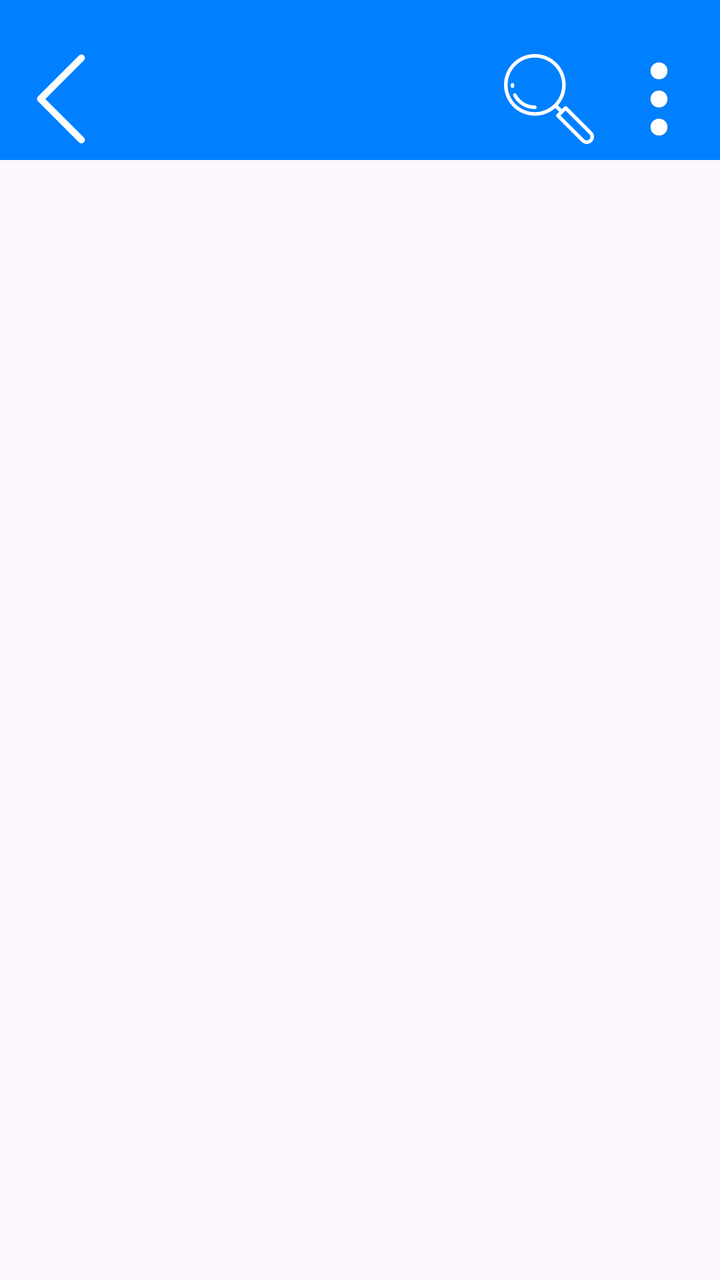
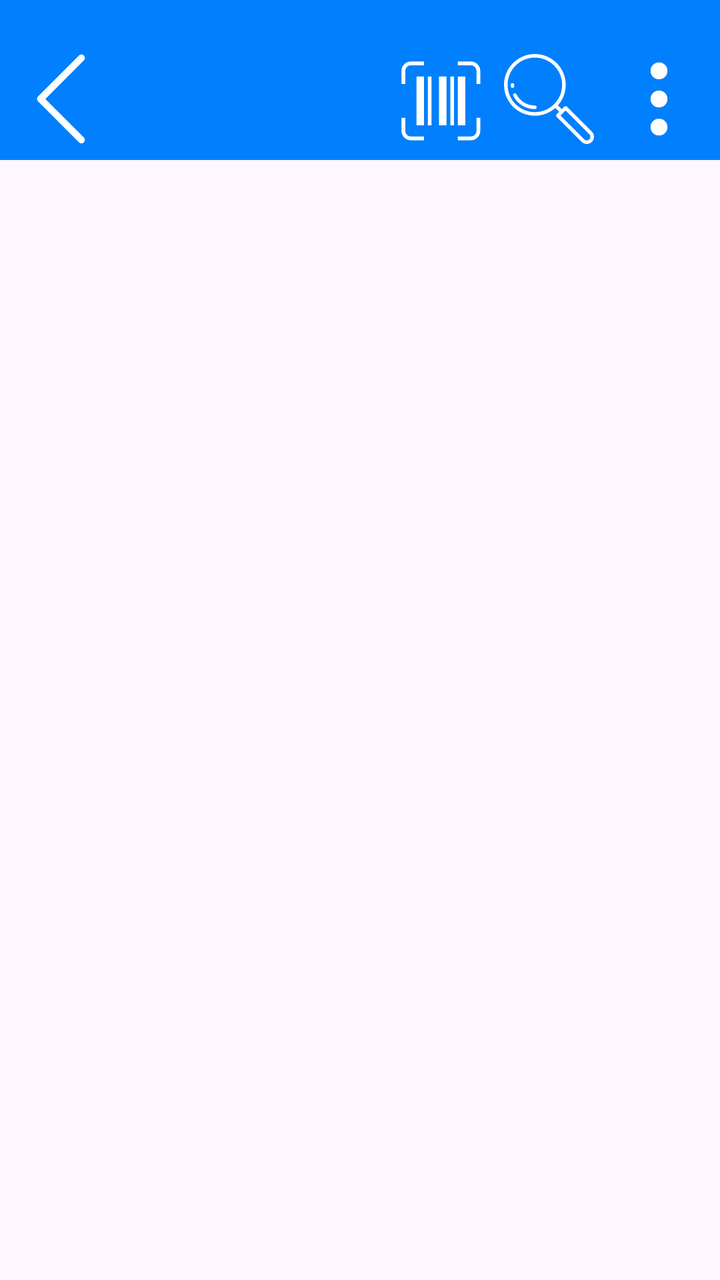

The first picture is an Android layout as it rendered before a commit; the second is the same layout after the commit. The layout source and the unified diff follow.
<!-- AndroidManifest.xml: application theme Theme.wmsRemote -->
<!-- res/layout/activity_main.xml -->
<?xml version="1.0" encoding="utf-8"?>
<androidx.constraintlayout.widget.ConstraintLayout xmlns:android="http://schemas.android.com/apk/res/android"
    xmlns:app="http://schemas.android.com/apk/res-auto"
    xmlns:tools="http://schemas.android.com/tools"
    android:id="@+id/main"
    android:layout_width="match_parent"
    android:layout_height="match_parent"
    tools:context=".MainActivity"
    android:orientation="vertical">

    <androidx.constraintlayout.widget.ConstraintLayout
        android:layout_width="match_parent"
        android:layout_height="80dp"
        android:padding="0dp"
        android:background="@color/regularBlue"
        android:orientation="horizontal"
        app:layout_constraintEnd_toEndOf="parent"
        app:layout_constraintTop_toTopOf="parent">

        <ImageButton
            android:id="@+id/btnThreeDots"
            android:layout_width="wrap_content"
            android:layout_height="wrap_content"
            android:background="@drawable/selector_background"
            android:src="@drawable/threedostreal"
            android:padding="5dp"
            android:layout_marginBottom="3dp"
            android:layout_marginEnd="3dp"
            app:layout_constraintBottom_toBottomOf="parent"
            app:layout_constraintEnd_toEndOf="parent" />

        <ImageButton
            android:id="@+id/btnSearch"
            android:layout_width="wrap_content"
            android:layout_height="wrap_content"
            android:background="@drawable/selector_background"
            android:src="@drawable/loupe_search_svgrepo_com"
            android:padding="5dp"
            android:layout_marginBottom="3dp"
            app:layout_constraintBottom_toBottomOf="parent"
            app:layout_constraintEnd_toStartOf="@+id/btnThreeDots" />

        <ImageButton
            android:id="@+id/btnBack"
            android:layout_width="wrap_content"
            android:layout_height="wrap_content"
            app:layout_constraintBottom_toBottomOf="parent"
            app:layout_constraintStart_toStartOf="parent"
            android:background="@drawable/selector_background"
            android:src="@drawable/arrow_left"
            android:padding="5dp"
            android:layout_marginStart="3dp"
            android:layout_marginBottom="3dp"
            android:visibility="visible">

        </ImageButton>


    </androidx.constraintlayout.widget.ConstraintLayout>

    <androidx.fragment.app.FragmentContainerView
        android:id="@+id/fragmentContainer"
        android:layout_width="match_parent"
        android:layout_height="match_parent"
        android:paddingTop="85dp"
        tools:layout_editor_absoluteX="0dp"
        tools:layout_editor_absoluteY="0dp" />


</androidx.constraintlayout.widget.ConstraintLayout>
<!-- resources referenced by this layout -->
<resources>
  <color name="regularBlue">#0080fe</color>
  <!-- drawable arrow_left (drawable) -->
  <vector xmlns:android="http://schemas.android.com/apk/res/android" android:height="45dp" android:viewportHeight="256" android:viewportWidth="256" android:width="45dp">
        
      <path android:fillColor="#FFFFFF" android:fillType="nonZero" android:pathData="M186.16,254.31c2.52,0 5.04,-0.96 6.95,-2.88c3.84,-3.84 3.84,-10.07 0,-13.91L83.46,127.86L193.12,18.2c3.84,-3.84 3.84,-10.07 0,-13.91c-3.84,-3.84 -10.07,-3.84 -13.91,0l-116.61,116.61c-3.84,3.84 -3.84,10.07 0,13.91l116.61,116.61C181.13,253.35 183.65,254.31 186.16,254.31z" android:strokeColor="#00000000" android:strokeLineCap="butt" android:strokeLineJoin="miter" android:strokeWidth="2.81"/>
      
  </vector>
  <!-- drawable loupe_search_svgrepo_com (drawable) -->
  <vector xmlns:android="http://schemas.android.com/apk/res/android" android:height="45dp" android:viewportHeight="512" android:viewportWidth="512" android:width="45dp">
        
      <path android:fillColor="#FFFFFF" android:pathData="M499.99,441.99L357.59,299.59c-3.98,-3.98 -10.44,-3.98 -14.43,0l-14.58,14.58l-21.92,-21.92c27.65,-31.04 44.49,-71.92 44.49,-116.66c0,-96.81 -78.76,-175.57 -175.57,-175.57S0,78.77 0,175.59s78.76,175.57 175.57,175.57c44.74,0 85.62,-16.83 116.66,-44.49l21.92,21.92l-14.58,14.58c-3.98,3.98 -3.98,10.44 0,14.43l142.4,142.4c0,0 0,0 0,0c8,7.99 18.5,11.99 29,11.99c10.5,0 21.01,-4 29,-11.99c7.75,-7.75 12.01,-18.05 12.01,-29C512,460.04 507.73,449.74 499.99,441.99zM175.57,330.76c-85.57,0 -155.18,-69.61 -155.18,-155.18c0,-85.57 69.61,-155.18 155.18,-155.18S330.75,90.02 330.75,175.59S261.14,330.76 175.57,330.76zM485.56,485.57c-8.04,8.04 -21.11,8.04 -29.16,0h0L321.22,350.39l29.16,-29.16l135.19,135.19c3.89,3.89 6.04,9.07 6.04,14.58C491.6,476.5 489.46,481.68 485.56,485.57z"/>
        
      <path android:fillColor="#FFFFFF" android:pathData="M58.31,182.02c-0.12,-2.13 -0.17,-4.3 -0.17,-6.44c0,-5.63 -4.57,-10.2 -10.2,-10.2c-5.63,0 -10.2,4.57 -10.2,10.2c0,2.51 0.07,5.05 0.2,7.54c0.29,5.44 4.8,9.65 10.18,9.65c0.19,0 0.37,-0 0.56,-0.01C54.3,192.46 58.61,187.65 58.31,182.02z"/>
        
      <path android:fillColor="#FFFFFF" android:pathData="M175.57,293.02c-44.36,0 -84.46,-24.56 -104.65,-64.09c-2.56,-5.02 -8.7,-7.01 -13.72,-4.44c-5.02,2.56 -7.01,8.71 -4.44,13.72c23.7,46.39 70.76,75.21 122.82,75.21c5.63,0 10.2,-4.57 10.2,-10.2S181.21,293.02 175.57,293.02z"/>
      
  </vector>
  <!-- drawable selector_background (drawable) -->
  <?xml version="1.0" encoding="utf-8"?>
  <selector xmlns:android="http://schemas.android.com/apk/res/android">
  
      <item android:state_pressed="true">
          <shape android:shape="rectangle">
              <solid android:color="#2b579a" /> 
              <corners android:radius="12dp"/>
          </shape>
      </item>
  
          
      <item>
          <shape android:shape="rectangle">
              <solid android:color="@color/regularBlue" /> 
              <corners android:radius="12dp"/>
          </shape>
      </item>
  </selector>
  <!-- drawable threedostreal: vector/xml drawable (drawable, 12170 chars, omitted) -->
  <style name="Theme.wmsRemote" parent="Base.Theme.wmsRemote" />
  <style name="Base.Theme.wmsRemote" parent="Theme.Material3.DayNight.NoActionBar">
          
          
      </style>
</resources>

<!-- the commit's change to res/layout/activity_main.xml (unified diff, before → after) -->
@@ -41,6 +41,17 @@
             app:layout_constraintEnd_toStartOf="@+id/btnThreeDots" />
 
         <ImageButton
+            android:id="@+id/btnBarcode"
+            android:layout_width="wrap_content"
+            android:layout_height="wrap_content"
+            android:background="@drawable/selector_background"
+            android:src="@drawable/barcode"
+            android:padding="5dp"
+            android:layout_marginBottom="3dp"
+            app:layout_constraintRight_toLeftOf="@+id/btnSearch"
+            app:layout_constraintBottom_toBottomOf="parent" />
+
+        <ImageButton
             android:id="@+id/btnBack"
             android:layout_width="wrap_content"
             android:layout_height="wrap_content"
<!-- resource entries referenced after the edit -->
@@ -5,6 +5,12 @@
   <vector xmlns:android="http://schemas.android.com/apk/res/android" android:height="45dp" android:viewportHeight="256" android:viewportWidth="256" android:width="45dp">
         
       <path android:fillColor="#FFFFFF" android:fillType="nonZero" android:pathData="M186.16,254.31c2.52,0 5.04,-0.96 6.95,-2.88c3.84,-3.84 3.84,-10.07 0,-13.91L83.46,127.86L193.12,18.2c3.84,-3.84 3.84,-10.07 0,-13.91c-3.84,-3.84 -10.07,-3.84 -13.91,0l-116.61,116.61c-3.84,3.84 -3.84,10.07 0,13.91l116.61,116.61C181.13,253.35 183.65,254.31 186.16,254.31z" android:strokeColor="#00000000" android:strokeLineCap="butt" android:strokeLineJoin="miter" android:strokeWidth="2.81"/>
+      
+  </vector>
+  <!-- drawable barcode (drawable) -->
+  <vector xmlns:android="http://schemas.android.com/apk/res/android" android:height="45dp" android:viewportHeight="24" android:viewportWidth="24" android:width="45dp">
+        
+      <path android:fillColor="#FFFFFF" android:pathData="M23,4.5L23,8h-1L22,4.5A1.502,1.502 0,0 0,20.5 3L17,3L17,2h3.5A2.503,2.503 0,0 1,23 4.5zM4.5,22A1.502,1.502 0,0 1,3 20.5L3,17L2,17v3.5A2.503,2.503 0,0 0,4.5 23L8,23v-1zM22,20.5a1.502,1.502 0,0 1,-1.5 1.5L17,22v1h3.5a2.503,2.503 0,0 0,2.5 -2.5L23,17h-1zM3,4.5A1.502,1.502 0,0 1,4.5 3L8,3L8,2L4.5,2A2.503,2.503 0,0 0,2 4.5L2,8h1zM10,19L10,6L9,6v13zM6,6v13h2L8,6zM14,19L14,6h-2v13zM17,6v13h2L19,6zM15,6v13h1L16,6z"/>
       
   </vector>
   <!-- drawable loupe_search_svgrepo_com (drawable) -->
